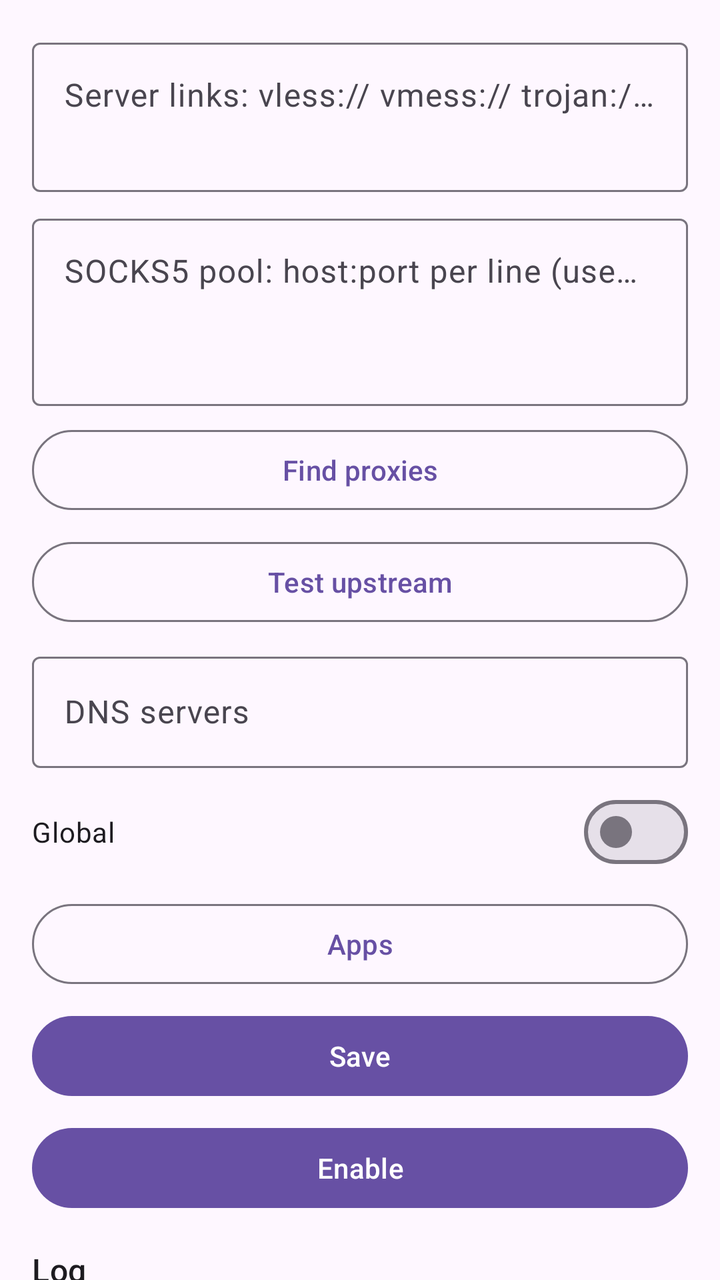
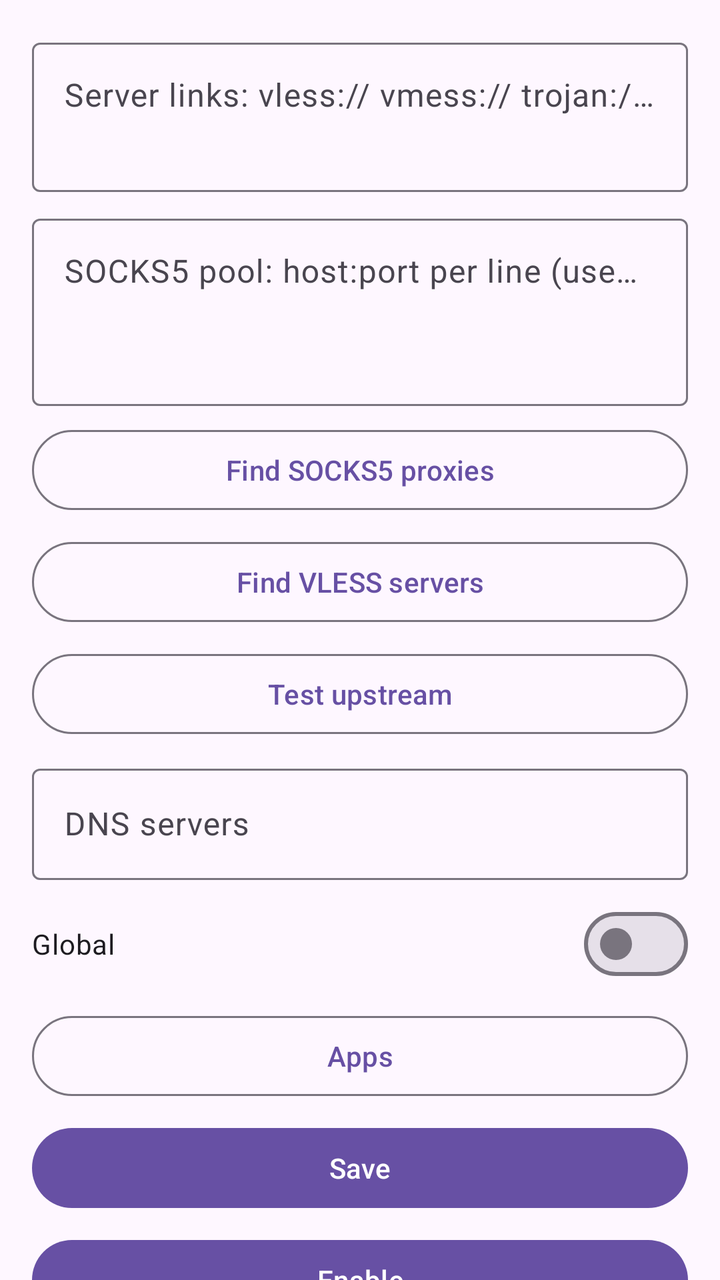

Before-and-after screenshots of an Android layout around one commit, followed by the original layout XML and the change that was made.
<!-- AndroidManifest.xml: application theme Theme.SideRouteNG -->
<!-- res/layout/activity_main.xml -->
<?xml version="1.0" encoding="utf-8"?>
<LinearLayout xmlns:android="http://schemas.android.com/apk/res/android"
    android:id="@+id/main"
    android:layout_width="match_parent"
    android:layout_height="match_parent"
    android:orientation="vertical">

    <androidx.core.widget.NestedScrollView
        android:layout_width="match_parent"
        android:layout_height="0dp"
        android:layout_weight="1"
        android:fillViewport="true">

        <LinearLayout
            android:layout_width="match_parent"
            android:layout_height="wrap_content"
            android:orientation="vertical"
            android:padding="16dp">

            <com.google.android.material.textfield.TextInputLayout
                android:id="@+id/til_links"
                style="@style/Widget.Material3.TextInputLayout.OutlinedBox"
                android:layout_width="match_parent"
                android:layout_height="wrap_content"
                android:layout_marginBottom="8dp"
                android:hint="@string/links">

                <com.google.android.material.textfield.TextInputEditText
                    android:id="@+id/links"
                    android:layout_width="match_parent"
                    android:layout_height="wrap_content"
                    android:gravity="top|start"
                    android:inputType="textMultiLine|textNoSuggestions"
                    android:maxLines="6"
                    android:minLines="2" />
            </com.google.android.material.textfield.TextInputLayout>

            <com.google.android.material.textfield.TextInputLayout
                android:id="@+id/til_proxy_list"
                style="@style/Widget.Material3.TextInputLayout.OutlinedBox"
                android:layout_width="match_parent"
                android:layout_height="wrap_content"
                android:layout_marginBottom="8dp"
                android:hint="@string/proxy_list">

                <com.google.android.material.textfield.TextInputEditText
                    android:id="@+id/proxy_list"
                    android:layout_width="match_parent"
                    android:layout_height="wrap_content"
                    android:gravity="top|start"
                    android:inputType="textMultiLine|textNoSuggestions"
                    android:maxLines="6"
                    android:minLines="3" />
            </com.google.android.material.textfield.TextInputLayout>

            <com.google.android.material.button.MaterialButton
                android:id="@+id/find_proxies"
                style="?attr/materialButtonOutlinedStyle"
                android:layout_width="match_parent"
                android:layout_height="wrap_content"
                android:layout_marginBottom="8dp"
                android:text="@string/find_proxies" />

            <com.google.android.material.button.MaterialButton
                android:id="@+id/test_upstream"
                style="?attr/materialButtonOutlinedStyle"
                android:layout_width="match_parent"
                android:layout_height="wrap_content"
                android:layout_marginBottom="8dp"
                android:text="@string/test_upstream" />

            <com.google.android.material.textfield.TextInputLayout
                android:id="@+id/til_dns"
                style="@style/Widget.Material3.TextInputLayout.OutlinedBox"
                android:layout_width="match_parent"
                android:layout_height="wrap_content"
                android:hint="@string/dns">

                <com.google.android.material.textfield.TextInputEditText
                    android:id="@+id/dns"
                    android:layout_width="match_parent"
                    android:layout_height="wrap_content"
                    android:inputType="textUri"
                    android:maxLines="1" />
            </com.google.android.material.textfield.TextInputLayout>

            <com.google.android.material.materialswitch.MaterialSwitch
                android:id="@+id/global"
                android:layout_width="match_parent"
                android:layout_height="wrap_content"
                android:layout_marginTop="8dp"
                android:text="@string/global" />

            <com.google.android.material.button.MaterialButton
                android:id="@+id/apps"
                style="?attr/materialButtonOutlinedStyle"
                android:layout_width="match_parent"
                android:layout_height="wrap_content"
                android:layout_marginTop="8dp"
                android:text="@string/apps" />

            <com.google.android.material.button.MaterialButton
                android:id="@+id/save"
                android:layout_width="match_parent"
                android:layout_height="wrap_content"
                android:layout_marginTop="8dp"
                android:text="@string/save" />

            <com.google.android.material.button.MaterialButton
                android:id="@+id/control"
                android:layout_width="match_parent"
                android:layout_height="wrap_content"
                android:layout_marginTop="8dp"
                android:text="@string/control_enable" />

            <TextView
                android:layout_width="wrap_content"
                android:layout_height="wrap_content"
                android:layout_marginTop="16dp"
                android:text="@string/log_title"
                android:textAppearance="?attr/textAppearanceTitleMedium" />

            <ScrollView
                android:id="@+id/log_scroll"
                android:layout_width="match_parent"
                android:layout_height="240dp"
                android:layout_marginTop="8dp">

                <TextView
                    android:id="@+id/log_view"
                    android:layout_width="match_parent"
                    android:layout_height="wrap_content"
                    android:fontFamily="monospace"
                    android:textIsSelectable="true"
                    android:textSize="12sp" />
            </ScrollView>
        </LinearLayout>
    </androidx.core.widget.NestedScrollView>
</LinearLayout>
<!-- resources referenced by this layout -->
<resources>
  <string name="apps">Apps</string>
  <string name="control_enable">Enable</string>
  <string name="dns">DNS servers</string>
  <string name="find_proxies">Find proxies</string>
  <string name="global">Global</string>
  <string name="links">Server links: vless:// vmess:// trojan:// ss:// (one per line)</string>
  <string name="log_title">Log</string>
  <string name="proxy_list">SOCKS5 pool: host:port per line (used when no link above)</string>
  <string name="save">Save</string>
  <string name="test_upstream">Test upstream</string>
  <style name="Theme.SideRouteNG" parent="Base.Theme.SideRouteNG" />
  <style name="Base.Theme.SideRouteNG" parent="Theme.Material3.DayNight.NoActionBar">
          
          
      </style>
</resources>

<!-- the commit's change to res/layout/activity_main.xml (unified diff, before → after) -->
@@ -60,6 +60,14 @@
                 android:layout_height="wrap_content"
                 android:layout_marginBottom="8dp"
                 android:text="@string/find_proxies" />
+
+            <com.google.android.material.button.MaterialButton
+                android:id="@+id/find_links"
+                style="?attr/materialButtonOutlinedStyle"
+                android:layout_width="match_parent"
+                android:layout_height="wrap_content"
+                android:layout_marginBottom="8dp"
+                android:text="@string/find_links" />
 
             <com.google.android.material.button.MaterialButton
                 android:id="@+id/test_upstream"
<!-- resource entries referenced after the edit -->
@@ -3,7 +3,8 @@
   <string name="apps">Apps</string>
   <string name="control_enable">Enable</string>
   <string name="dns">DNS servers</string>
-  <string name="find_proxies">Find proxies</string>
+  <string name="find_links">Find VLESS servers</string>
+  <string name="find_proxies">Find SOCKS5 proxies</string>
   <string name="global">Global</string>
   <string name="links">Server links: vless:// vmess:// trojan:// ss:// (one per line)</string>
   <string name="log_title">Log</string>
